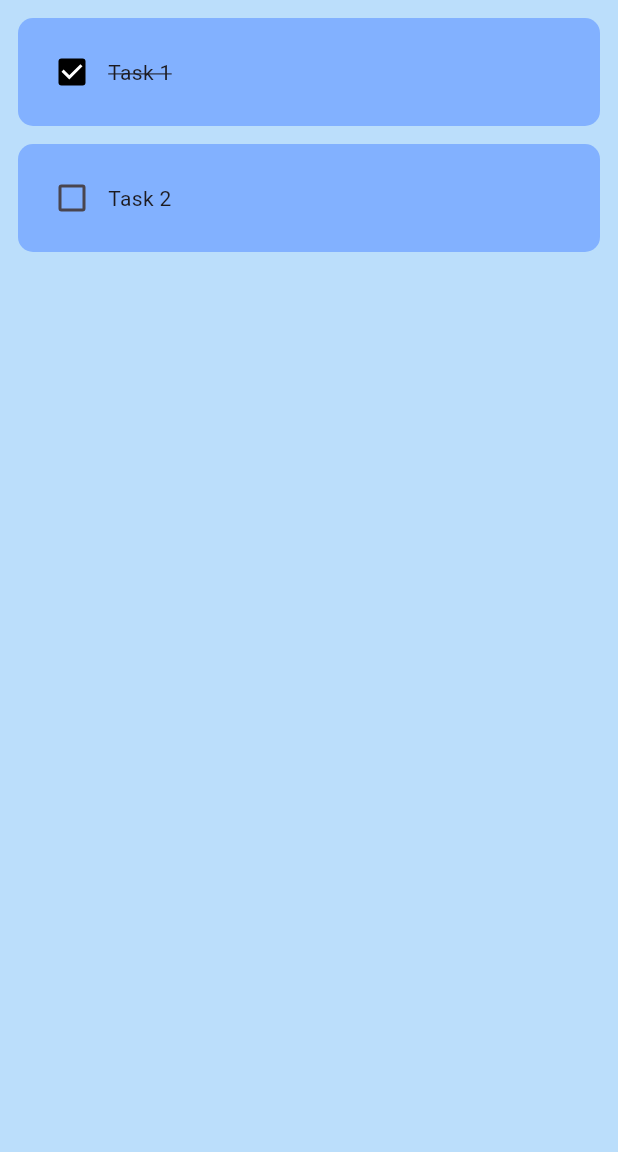
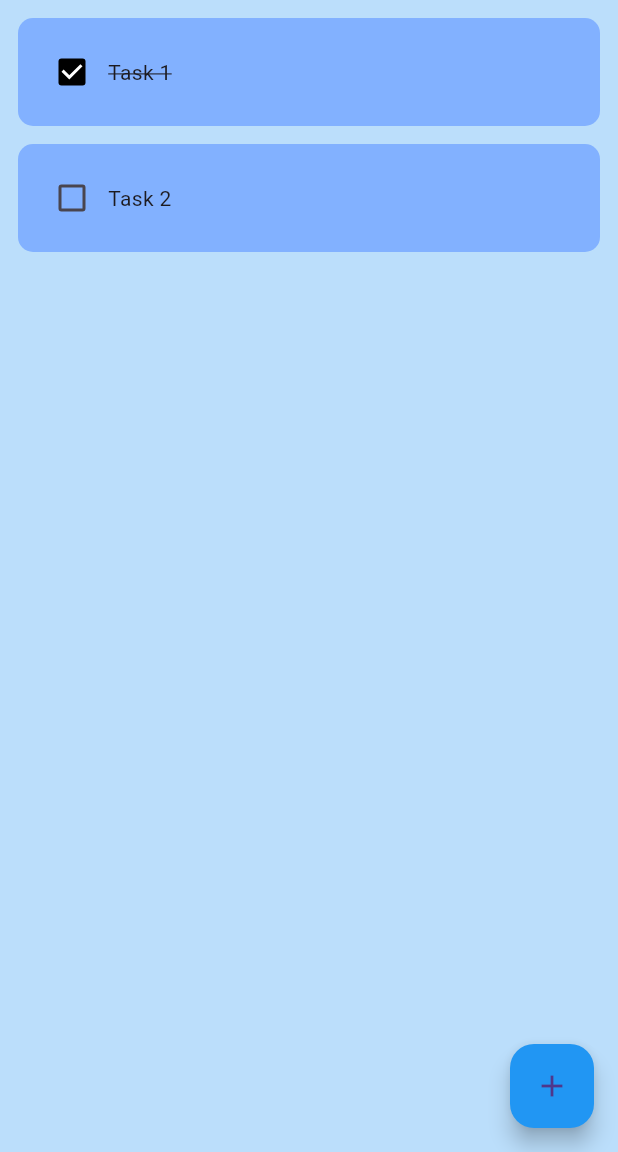
Before and after one commit to tim-pipi/todo_app, a Flutter app: the screen it shows after launch, on a phone screen of 412 x 824 dp, the part 84-1236 px from its top. Run offline on Flutter 3.47's test engine with Material 3 defaults, Android fonts, the phone set to English and light mode, and no system bars.

Commit message:
Update home_page.dart with DialogBox widget and FloatingActionButton

```diff
--- a/lib/pages/home_page.dart
+++ b/lib/pages/home_page.dart
@@ -1,4 +1,5 @@
 import 'package:flutter/material.dart';
+import 'package:todo_app/widgets/dialog_box.dart';
 import 'package:todo_app/widgets/todo_tile.dart';
 
 class MyHomePage extends StatefulWidget {
@@ -14,10 +15,21 @@ class _MyHomePageState extends State<MyHomePage> {
     {'taskName': 'Task 2', 'isDone': false},
   ];
 
+  final _controller = TextEditingController();
+
   void checkBoxChanged(bool? value, int index) {
     setState(() {
       todoList[index]['isDone'] = value!;
     });
+  }
+
+  void createNewTask() {
+    showDialog(
+      context: context,
+      builder: (context) => DialogBox(
+        controller: _controller,
+      ),
+    );
   }
 
   @override
@@ -28,6 +40,11 @@ class _MyHomePageState extends State<MyHomePage> {
         title: const Center(child: Text('To Do')),
         elevation: 0,
         backgroundColor: Colors.blue,
+      ),
+      floatingActionButton: FloatingActionButton(
+        onPressed: createNewTask,
+        backgroundColor: Colors.blue,
+        child: const Icon(Icons.add),
       ),
       body: ListView.builder(
         itemCount: todoList.length,
```
